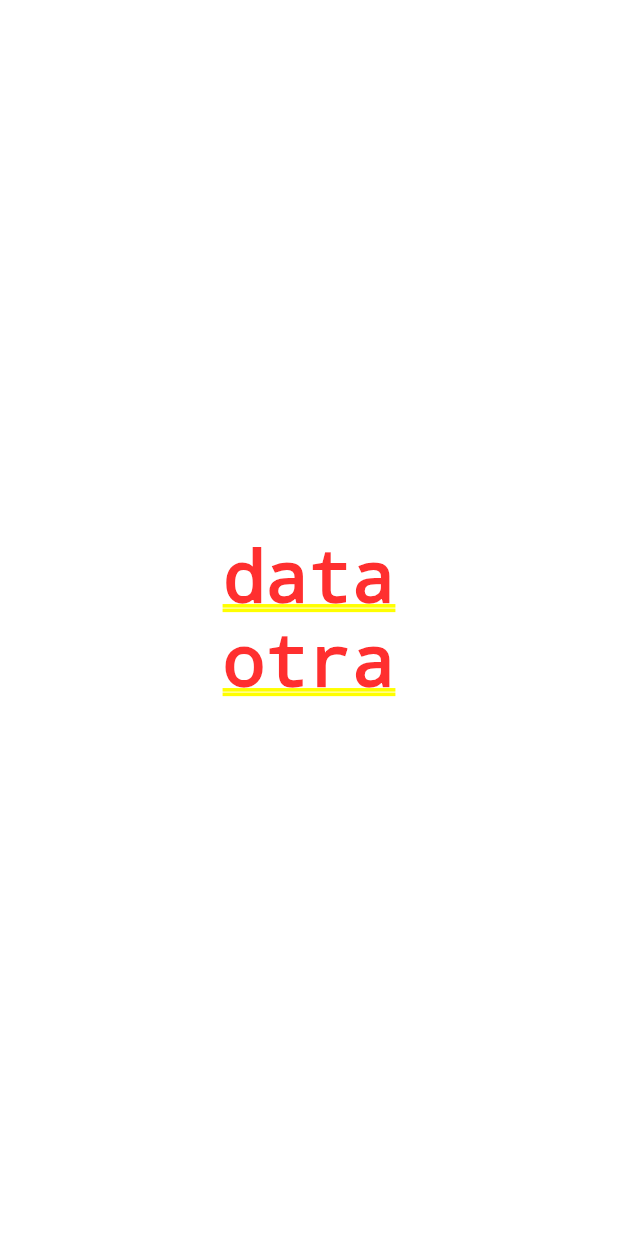
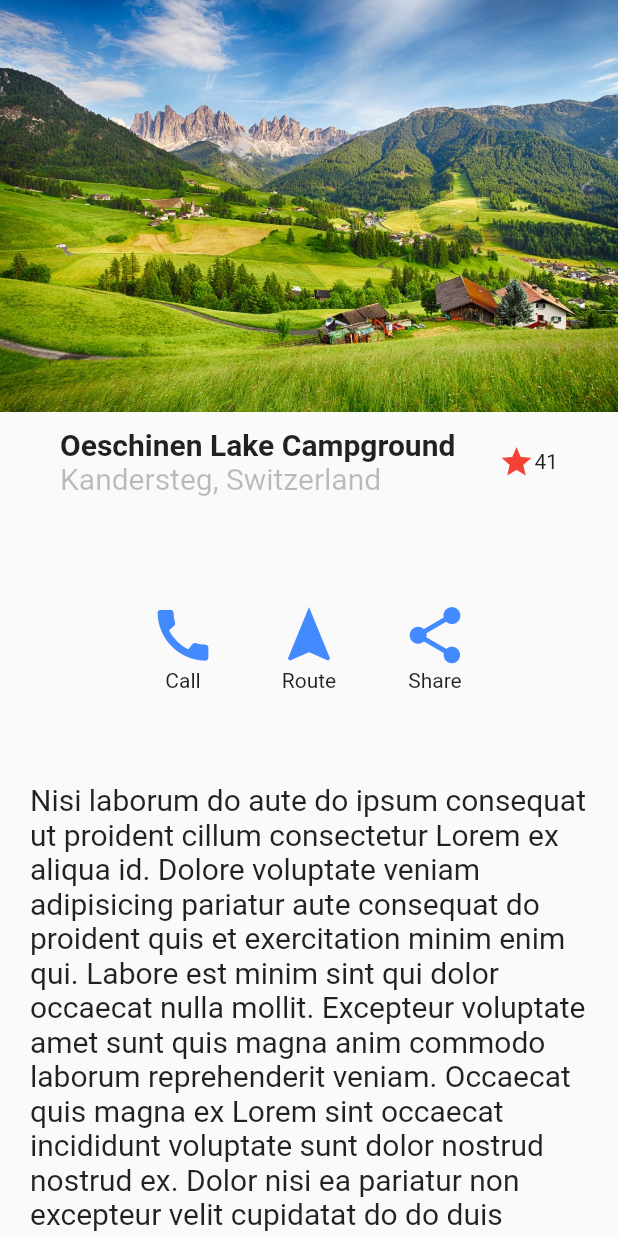
Before and after one commit to Coihue555/flutter-designs, a Flutter app: the screen it shows after launch, on a phone screen of 412 x 824 dp. Run offline on Flutter 3.47's test engine with Material 2 defaults, Android fonts, the phone set to English and light mode, and no system bars.

Commit message:
Primer disenho

```diff
--- a/disenos/lib/main.dart
+++ b/disenos/lib/main.dart
@@ -1,4 +1,6 @@
 import 'package:flutter/material.dart';
+import 'package:disenos/screens/basic_design.dart';
+
 
 void main() => runApp(const MyApp());
 
@@ -7,27 +9,13 @@ class MyApp extends StatelessWidget {
 
   @override
   Widget build(BuildContext context) {
-    return  const MaterialApp(
+    return  MaterialApp(
       debugShowCheckedModeBanner: false,
       title: 'Material App',
-      home: TempHomeScreen()
+      initialRoute: 'basic_design',
+      routes: {
+        'basic_design' : ( _ ) => const BasicDesignScreen()
+      },
     );
   }
 }
-
-class TempHomeScreen extends StatelessWidget {
-  const TempHomeScreen({
-    Key? key,
-  }) : super(key: key);
-
-  @override
-  Widget build(BuildContext context) {
-    return Column(
-      mainAxisAlignment: MainAxisAlignment.center,
-      children: const [
-        Text('data'),
-        Text('otra'),
-      ],
-    );
-  }
-}
--- /dev/null
+++ b/disenos/lib/screens/basic_design.dart
@@ -0,0 +1,74 @@
+import 'package:flutter/material.dart';
+
+class BasicDesignScreen extends StatelessWidget {
+
+  const BasicDesignScreen({Key? key}) : super(key: key);
+
+  @override
+  Widget build(BuildContext context) {
+    return Scaffold(
+
+      body: Column(
+        children: [
+          const Image(image: AssetImage('assets/landscape.jpg')),
+          //Title Section
+          Container(
+            margin: const EdgeInsets.symmetric(horizontal: 40, vertical: 10),
+            child: Row(
+              mainAxisAlignment: MainAxisAlignment.center,
+              children: [
+                Column(
+
+                  mainAxisAlignment: MainAxisAlignment.center,
+                  crossAxisAlignment: CrossAxisAlignment.start,
+
+                  children: const [
+                    Text('Oeschinen Lake Campground', style: TextStyle(fontWeight: FontWeight.bold, fontSize: 20),),
+                    Text('Kandersteg, Switzerland', style: TextStyle(color: Colors.black26, fontSize: 20),),
+                ],),
+                const Spacer(),
+                const Icon(Icons.star, color: Colors.red,),
+                const Text('41'),
+
+            ],),
+          ),
+          //Button Section
+          Container(
+            margin: const EdgeInsets.symmetric(horizontal: 20),
+            padding: const EdgeInsets.symmetric(horizontal: 60, vertical: 60),
+            child: Row(
+              mainAxisAlignment: MainAxisAlignment.spaceAround,
+              children: const [
+                CustomButton(icon: Icons.call, text: 'Call'),
+                CustomButton(icon: Icons.navigation, text: 'Route'),
+                CustomButton(icon: Icons.share, text: 'Share'),
+              ],
+            ),
+          ),
+          Container(
+            margin: const EdgeInsets.symmetric(horizontal: 20),
+            child: const Text('Nisi laborum do aute do ipsum consequat ut proident cillum consectetur Lorem ex aliqua id. Dolore voluptate veniam adipisicing pariatur aute consequat do proident quis et exercitation minim enim qui. Labore est minim sint qui dolor occaecat nulla mollit. Excepteur voluptate amet sunt quis magna anim commodo laborum reprehenderit veniam. Occaecat quis magna ex Lorem sint occaecat incididunt voluptate sunt dolor nostrud nostrud ex. Dolor nisi ea pariatur non excepteur velit cupidatat do do duis minim nisi Lorem.', style: TextStyle(fontSize: 20),))
+        ],
+      ),
+    );
+  }
+}
+
+class CustomButton extends StatelessWidget {
+  final IconData icon;
+  final String text;
+
+  const CustomButton({
+    required this.icon,
+    required this.text});
+
+  @override
+  Widget build(BuildContext context) {
+    return Column(
+      children: [
+        Icon(this.icon, color: Colors.blueAccent, size: 45,),
+        Text(this.text),
+      ],
+    );
+  }
+}
--- a/disenos/pubspec.yaml
+++ b/disenos/pubspec.yaml
@@ -58,8 +58,8 @@ flutter:
   uses-material-design: true
 
   # To add assets to your application, add an assets section, like this:
-  # assets:
-  #   - images/a_dot_burr.jpeg
+  assets:
+    - assets/
   #   - images/a_dot_ham.jpeg
 
   # An image asset can refer to one or more resolution-specific "variants", see
```
Also changed, not shown: disenos/assets/landscape.jpg (added).
